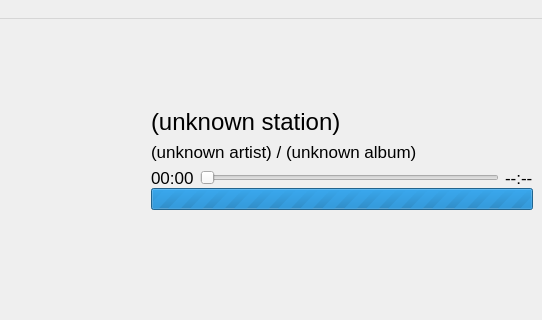
The window that radionowplayingwindow.ui (gidzzz/openmediaplayer) describes before a commit, drawn with Qt 5; both pictures show x 258 to 800 and y 0 to 320 of the 800 by 480 pixel window.
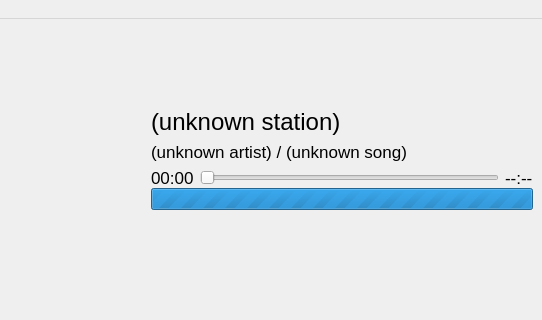
The same window after the commit. Icons and pictures are not drawn.

Commit message: Reworked determining station and song names in RadioNowPlayingWindow.

```diff
--- a/radionowplayingwindow.ui
+++ b/radionowplayingwindow.ui
@@ -167,7 +167,7 @@
          <item>
           <widget class="QLabel" name="artistAlbumLabel">
            <property name="text">
-            <string>(unknown artist) / (unknown album)</string>
+            <string>(unknown artist) / (unknown song)</string>
            </property>
            <property name="font">
             <font>
```
Left out of the diff: 2 changed lines with no effect on the pictures. The commit also changes 2 other files.
